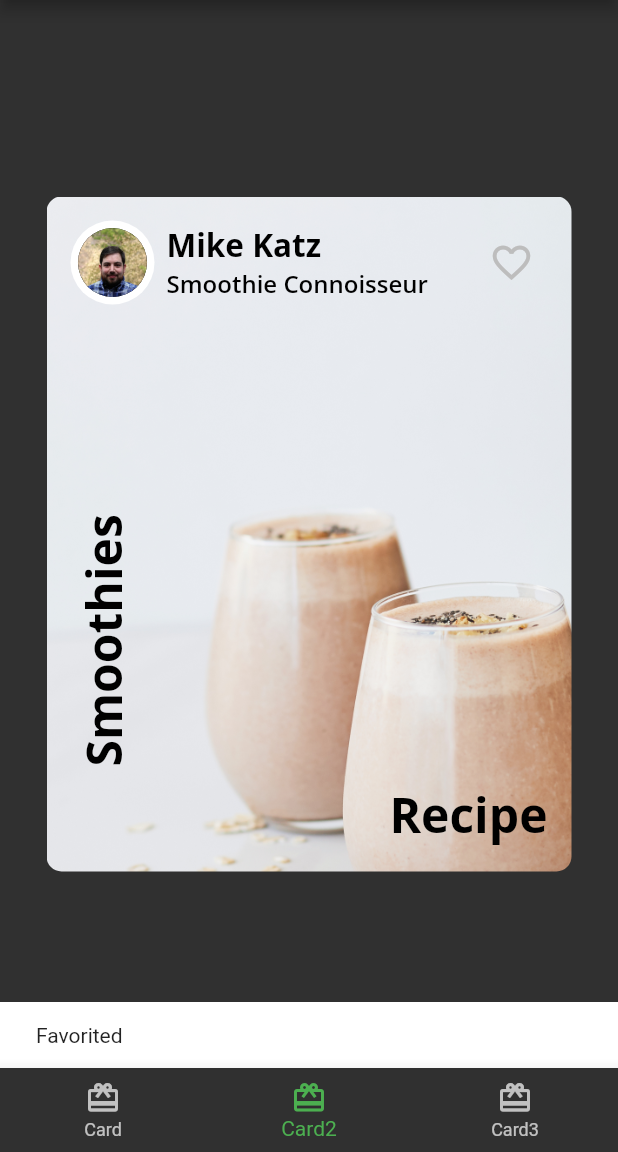
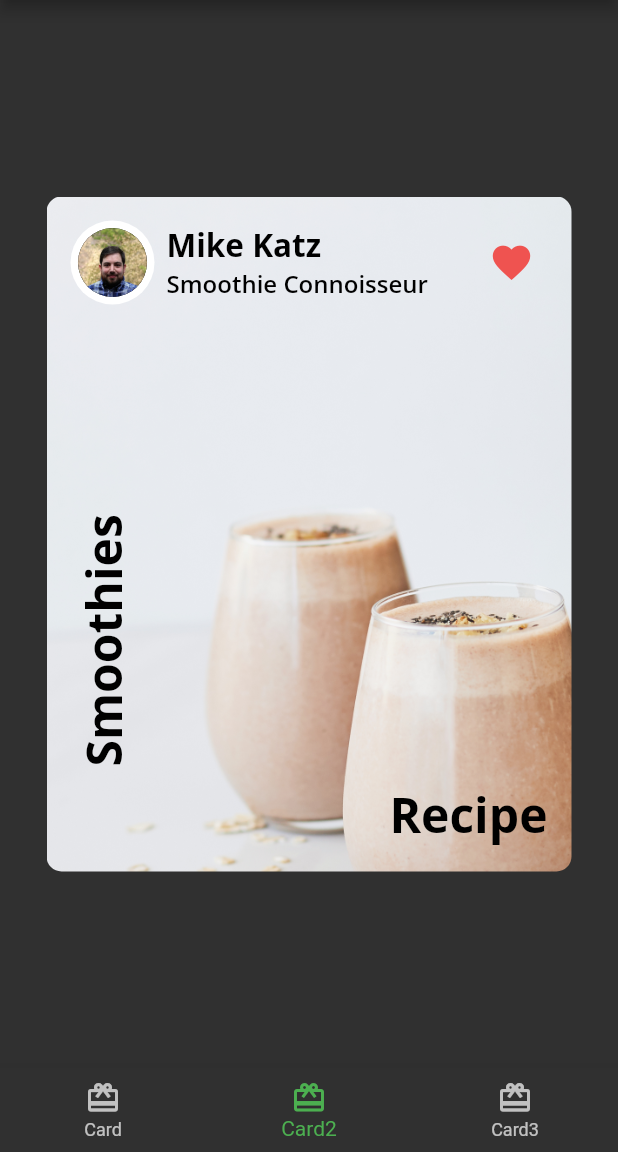
Before and after one commit to Mwita04/starter, a Flutter app: the screen it shows after launch, item 2 of the bottom bar chosen, after a tap on the "favorite outline" icon, on a phone screen of 412 x 824 dp, the part 84-1236 px from its top. Run offline on Flutter 3.47's test engine with Material 2 defaults, Android fonts, the phone set to English and light mode, and no system bars; our stand-ins replace google_fonts.

Commit message:
commit on master

```diff
--- a/lib/author_card.dart
+++ b/lib/author_card.dart
@@ -2,7 +2,7 @@ import 'package:flutter/material.dart';
 import 'fooderlich_theme.dart';
 import 'circle_image.dart';
 
-class AuthorCard extends StatelessWidget {
+class AuthorCard extends StatefulWidget {
   // 1
   final String authorName;
   final String title;
@@ -15,7 +15,13 @@ class AuthorCard extends StatelessWidget {
     this.imageProvider,
   }) : super(key: key);
 
-  // 2
+  @override
+  State<AuthorCard> createState() => _AuthorCardState();
+}
+
+bool _isFavorited = false;
+
+class _AuthorCardState extends State<AuthorCard> {
   @override
   Widget build(BuildContext context) {
     return Container(
@@ -27,7 +33,7 @@ class AuthorCard extends StatelessWidget {
           Row(
             children: [
               CircleImage(
-                imageProvider: imageProvider,
+                imageProvider: widget.imageProvider,
                 imageRadius: 28,
               ),
               // 2
@@ -37,11 +43,11 @@ class AuthorCard extends StatelessWidget {
                 crossAxisAlignment: CrossAxisAlignment.start,
                 children: [
                   Text(
-                    authorName,
+                    widget.authorName,
                     style: FooderlichTheme.lightTextTheme.headline2,
                   ),
                   Text(
-                    title,
+                    widget.title,
                     style: FooderlichTheme.lightTextTheme.headline3,
                   )
                 ],
@@ -49,15 +55,18 @@ class AuthorCard extends StatelessWidget {
             ],
           ),
           IconButton(
-              // 4
-              icon: const Icon(Icons.favorite_border),
-              iconSize: 30,
-              color: Colors.grey[400],
-              // 5
-              onPressed: () {
-                const snackBar = SnackBar(content: Text('Favorited'));
-                ScaffoldMessenger.of(context).showSnackBar(snackBar);
-              }),
+            // 1
+            icon: Icon(_isFavorited ? Icons.favorite : Icons.favorite_border),
+            iconSize: 30,
+            // 2
+            color: Colors.red[400],
+            onPressed: () {
+              // 3
+              setState(() {
+                _isFavorited = !_isFavorited;
+              });
+            },
+          )
         ],
       ),
     );
--- a/lib/card2.dart
+++ b/lib/card2.dart
@@ -2,8 +2,14 @@ import 'package:flutter/material.dart';
 import 'author_card.dart';
 import 'fooderlich_theme.dart';
 
-class Card2 extends StatelessWidget {
+class Card2 extends StatefulWidget {
   const Card2({Key? key}) : super(key: key);
+
+  @override
+  State<Card2> createState() => _Card2State();
+}
+
+class _Card2State extends State<Card2> {
   @override
   Widget build(BuildContext context) {
     return Center(
```
